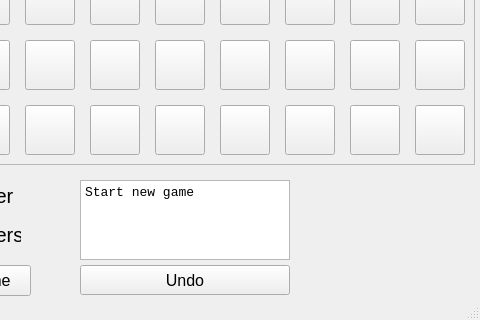
Above: quoridor.ui from crimvael/quoridor before the change; both pictures show x 120 to 600 and y 430 to 750 of the 600 by 750 pixel window. Below: the same form after it.
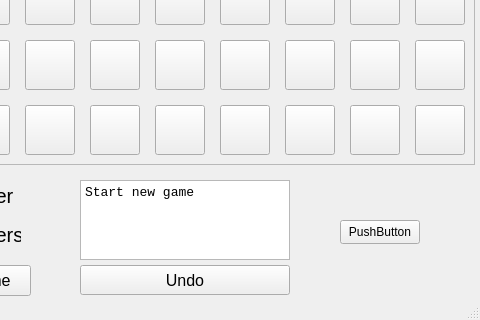
That is the form after the change.

The edit to the form file:
```diff
--- a/quoridor.ui
+++ b/quoridor.ui
@@ -1630,6 +1630,19 @@
 &lt;p style=&quot; margin-top:0px; margin-bottom:0px; margin-left:0px; margin-right:0px; -qt-block-indent:0; text-indent:0px;&quot;&gt;Start new game&lt;/p&gt;&lt;/body&gt;&lt;/html&gt;</string>
     </property>
    </widget>
+   <widget class="QPushButton" name="pushButton_3">
+    <property name="geometry">
+     <rect>
+      <x>460</x>
+      <y>650</y>
+      <width>80</width>
+      <height>24</height>
+     </rect>
+    </property>
+    <property name="text">
+     <string>PushButton</string>
+    </property>
+   </widget>
   </widget>
   <widget class="QMenuBar" name="menubar">
    <property name="geometry">
```
